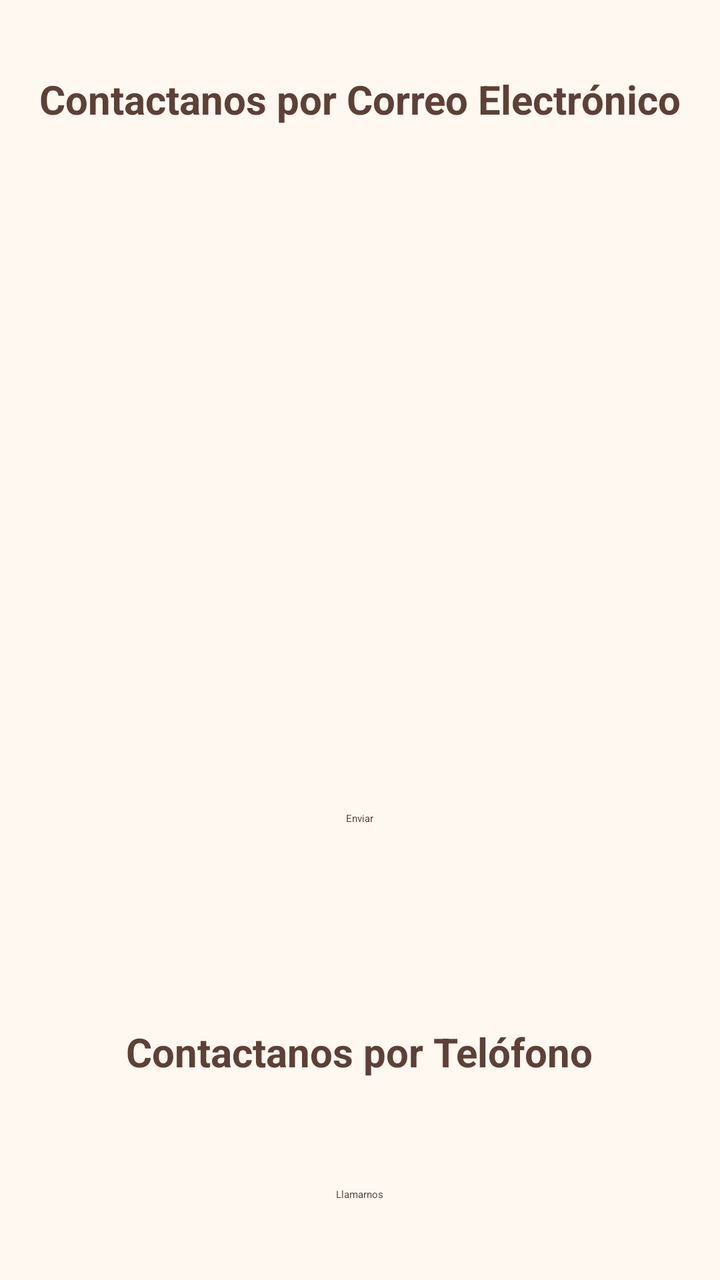
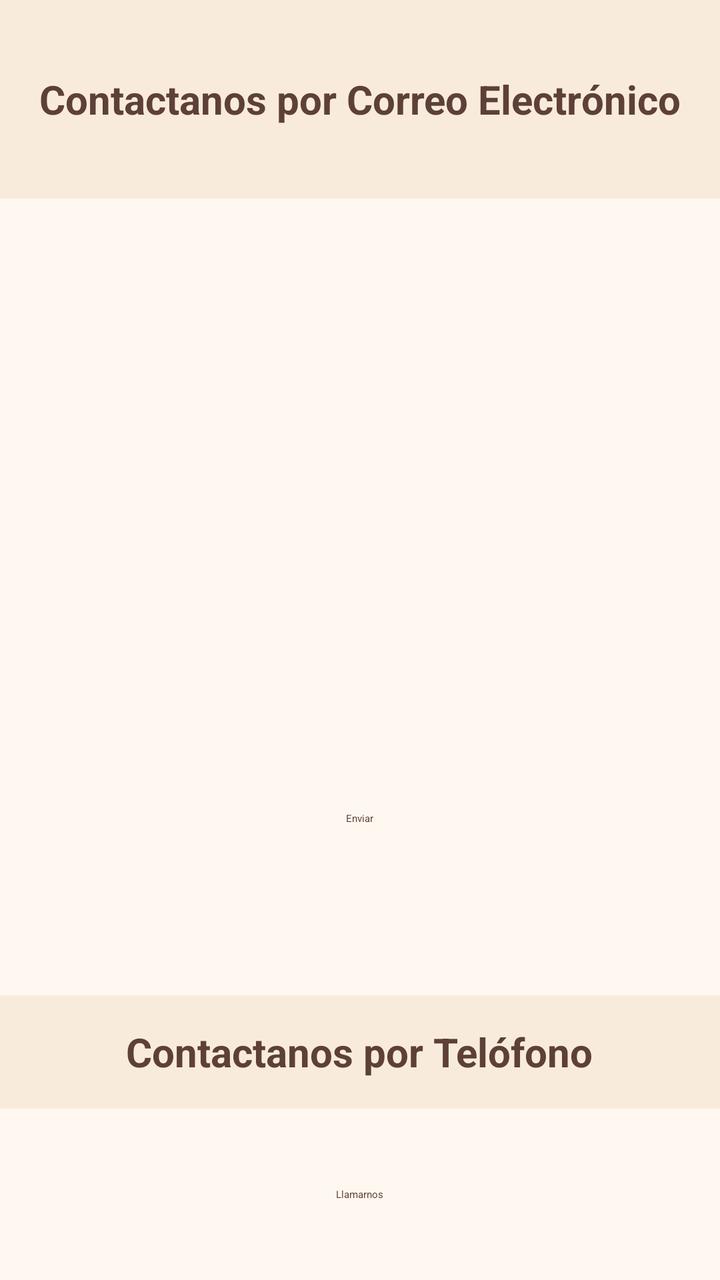

An Android layout rendered at two revisions. The XML below is the earlier revision; the diff shows what the commit changed to produce the second picture.
<!-- AndroidManifest.xml: application theme Theme.Activitat_05 -->
<!-- res/layout/fragment_help.xml -->
<?xml version="1.0" encoding="utf-8"?>
<FrameLayout xmlns:android="http://schemas.android.com/apk/res/android"
    xmlns:tools="http://schemas.android.com/tools"
    android:layout_width="match_parent"
    android:layout_height="match_parent"
    tools:context=".HelpFragment">

    <LinearLayout
        android:layout_width="match_parent"
        android:layout_height="match_parent"
        android:background="?attr/body"
        android:orientation="vertical">

        <LinearLayout
            android:layout_width="match_parent"
            android:layout_height="0dp"
            android:layout_weight="7"
            android:orientation="vertical">

            <LinearLayout
                android:layout_width="match_parent"
                android:layout_height="0dp"
                android:layout_weight="2"
                android:gravity="center">

                <TextView
                    android:layout_width="wrap_content"
                    android:layout_height="wrap_content"
                    android:text="Contactanos por Correo Electrónico"
                    android:textSize="20dp"
                    android:textStyle="bold"/>
            </LinearLayout>
            <LinearLayout
                android:layout_width="match_parent"
                android:layout_height="0dp"
                android:layout_weight="8"
                android:padding="20dp"
                android:orientation="vertical"
                android:gravity="center">

                <com.google.android.material.textfield.TextInputLayout
                    android:id="@+id/nameFiled"
                    android:layout_width="match_parent"
                    android:layout_height="wrap_content"
                    android:hint="@string/emailField"
                    android:layout_marginBottom="10dp"
                    android:layout_weight="0.1">

                    <com.google.android.material.textfield.TextInputEditText
                        android:layout_width="match_parent"
                        android:layout_height="wrap_content"/>
                </com.google.android.material.textfield.TextInputLayout>

                <com.google.android.material.textfield.TextInputLayout
                    android:id="@+id/textField"
                    android:layout_width="match_parent"
                    android:layout_height="wrap_content"
                    android:hint="Tu mensaje (opcional)"
                    android:layout_weight="0.1">

                    <com.google.android.material.textfield.TextInputEditText
                        android:layout_width="match_parent"
                        android:layout_height="200dp"/>
                </com.google.android.material.textfield.TextInputLayout>
                <LinearLayout
                    android:layout_width="match_parent"
                    android:layout_height="0dp"
                    android:layout_weight="0.3"
                    android:gravity="center_horizontal">

                    <Button
                        android:layout_width="wrap_content"
                        android:layout_height="wrap_content"
                        android:text="Enviar"/>
                </LinearLayout>
            </LinearLayout>
        </LinearLayout>

        <LinearLayout
            android:layout_width="match_parent"
            android:layout_height="0dp"
            android:layout_weight="2"
            android:orientation="vertical">

            <LinearLayout
                android:layout_width="match_parent"
                android:layout_height="0dp"
                android:layout_weight="4"
                android:gravity="center">

                <TextView
                    android:layout_width="wrap_content"
                    android:layout_height="wrap_content"
                    android:text="Contactanos por Telófono"
                    android:textSize="20dp"
                    android:textStyle="bold"/>
            </LinearLayout>

            <LinearLayout
                android:layout_width="match_parent"
                android:layout_height="0dp"
                android:layout_weight="6"
                android:gravity="center">

                <Button
                    android:layout_width="wrap_content"
                    android:layout_height="wrap_content"
                    android:text="Llamarnos"/>
            </LinearLayout>
        </LinearLayout>
    </LinearLayout>

</FrameLayout>
<!-- resources referenced by this layout -->
<resources>
  <string name="emailField">Correo electrónico</string>
  <style name="Theme.Activitat_05" parent="Base.Theme.Activitat_05" />
  <style name="Base.Theme.Activitat_05" parent="Theme.Material3Expressive.DayNight.NoActionBar">
          
          <item name="headerLink">@color/headerLink</item>
          <item name="colorPrimary">@color/headerLink</item>
  
          <item name="body">@color/body</item>
  
          <item name="footer">@color/footer</item>
  
          <item name="android:textColor">@color/textGeneral</item>
  
          <item name="headerText">@color/headerText</item>
          <item name="colorOnPrimary">@color/headerText</item>
          <item name="black">@color/black</item>
      </style>
  <color name="headerLink">#E67E22</color>
  <color name="body">#FFF8F0</color>
  <color name="footer">#F8E4D9</color>
  <color name="textGeneral">#5D4037</color>
  <color name="headerText">#FFFFFF</color>
  <color name="black">#000000</color>
</resources>

<!-- the commit's change to res/layout/fragment_help.xml (unified diff, before → after) -->
@@ -21,7 +21,8 @@
                 android:layout_width="match_parent"
                 android:layout_height="0dp"
                 android:layout_weight="2"
-                android:gravity="center">
+                android:gravity="center"
+                android:background="?attr/subHeader">
 
                 <TextView
                     android:layout_width="wrap_content"
@@ -86,7 +87,8 @@
                 android:layout_width="match_parent"
                 android:layout_height="0dp"
                 android:layout_weight="4"
-                android:gravity="center">
+                android:gravity="center"
+                android:background="?attr/subHeader">
 
                 <TextView
                     android:layout_width="wrap_content"
<!-- resource entries referenced after the edit -->
@@ -5,6 +5,7 @@
   <style name="Base.Theme.Activitat_05" parent="Theme.Material3Expressive.DayNight.NoActionBar">
           
           <item name="headerLink">@color/headerLink</item>
+          <item name="subHeader">@color/subtitle</item>
           <item name="colorPrimary">@color/headerLink</item>
   
           <item name="body">@color/body</item>
@@ -18,8 +19,9 @@
           <item name="black">@color/black</item>
       </style>
   <color name="headerLink">#E67E22</color>
+  <color name="subtitle">#F9EBDC</color>
   <color name="body">#FFF8F0</color>
-  <color name="footer">#F8E4D9</color>
+  <color name="footer">#F5D9C4</color>
   <color name="textGeneral">#5D4037</color>
   <color name="headerText">#FFFFFF</color>
   <color name="black">#000000</color>
